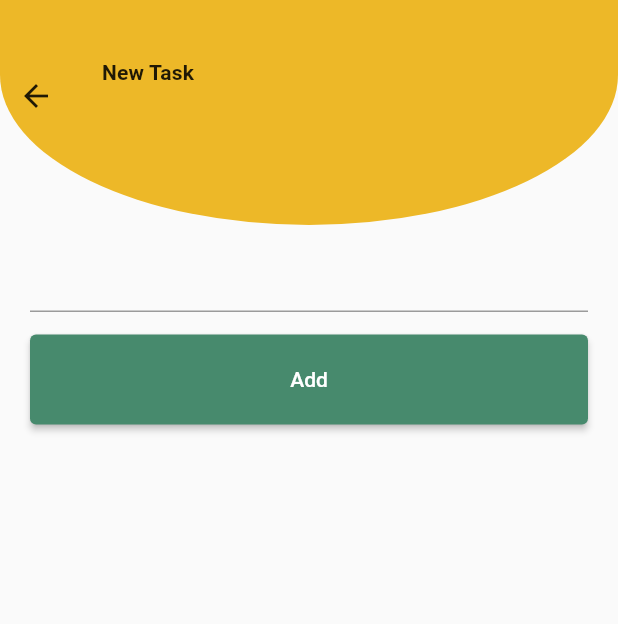
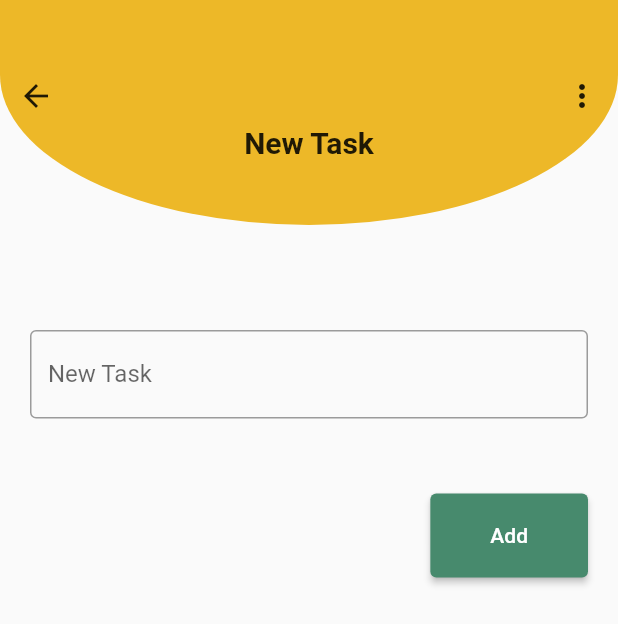
Before and after one commit to DevNweYi/task_app, a Flutter app: the TaskEntry screen opened directly, on a phone screen of 412 x 824 dp. Shown: the top 624 px of the screen. Run offline on Flutter 3.47's test engine with Material 2 defaults, Android fonts, the phone set to English and light mode, and no system bars; our stand-ins replace animated_splash_screen, bloc, floor, flutter_bloc, get_it, page_transition and 1 more; accounts and stored records are empty; generated files the repository leaves out were written again.

Commit message:
code implemented

```diff
--- a/lib/main.dart
+++ b/lib/main.dart
@@ -9,6 +9,7 @@ import 'package:task_app/utils/colors.dart';
 import 'package:get_it/get_it.dart';
 
 import 'get_started.dart';
+import 'package:task_app/task_entry.dart';
 
 void main() {
   GetIt.I.registerSingletonAsync<AppDatabase>(
@@ -33,7 +34,7 @@ class MyApp extends StatelessWidget {
             home: AnimatedSplashScreen(
               splash: 'assets/images/man.png',
               backgroundColor: primary,
-              nextScreen: const Home(),
+              nextScreen: const TaskEntry(),
               splashTransition: SplashTransition.scaleTransition,
               pageTransitionType: PageTransitionType.fade,
             )));
--- a/lib/task_entry.dart
+++ b/lib/task_entry.dart
@@ -9,22 +9,34 @@ class TaskEntry extends StatelessWidget {
     return Scaffold(
       body: Column(
         children: [
-          _topContainer(context,MediaQuery.of(context).size.width),
+          _topContainer(context, MediaQuery.of(context).size.width),
           Padding(
             padding:
-                const EdgeInsets.only(left: 20, right: 20, top: 10, bottom: 10),
+                const EdgeInsets.only(left: 20, right: 20, top: 70, bottom: 10),
             child: Column(
               children: [
-                TextField(),
+                TextField(
+                    decoration: InputDecoration(
+                        border: OutlineInputBorder(
+                            borderSide:
+                                BorderSide(color: Colors.green, width: 1)),
+                        hintText: 'Enter a new task',
+                        labelText: 'New Task')),
                 const SizedBox(
-                  height: 15,
+                  height: 50,
                 ),
-                ElevatedButton(
-                  onPressed: () {},
-                  style: ElevatedButton.styleFrom(
-                      backgroundColor: secondary,
-                      fixedSize: Size(MediaQuery.of(context).size.width, 60)),
-                  child: const Text("Add"),
+                Align(
+                  alignment: Alignment.centerRight,
+                  child: ElevatedButton(
+                    onPressed: () {},
+                    style: ElevatedButton.styleFrom(
+                        backgroundColor: secondary,
+                        padding: EdgeInsets.only(
+                            top: 20, left: 40, right: 40, bottom: 20)
+                        // fixedSize: Size(MediaQuery.of(context).size.width, 60)
+                        ),
+                    child: const Text("Add"),
+                  ),
                 ),
               ],
             ),
@@ -34,7 +46,7 @@ class TaskEntry extends StatelessWidget {
     );
   }
 
-  Widget _topContainer(BuildContext context,double screenWidth) {
+  Widget _topContainer(BuildContext context, double screenWidth) {
     return Container(
       height: 150,
       decoration: BoxDecoration(
@@ -47,13 +59,16 @@ class TaskEntry extends StatelessWidget {
           crossAxisAlignment: CrossAxisAlignment.start,
           children: [
             IconButton(onPressed: () {}, icon: const Icon(Icons.arrow_back)),
-            SizedBox(
-              width: 20,
+            Expanded(
+              child: Align(
+                child: Text("New Task",
+                    style: Theme.of(context).textTheme.titleLarge!.merge(
+                        const TextStyle(
+                            fontWeight: FontWeight.bold,
+                            color: Colors.black87))),
+              ),
             ),
-             Text("New Task",
-                style: Theme.of(context).textTheme.titleSmall!.merge(
-                    const TextStyle(
-                        fontWeight: FontWeight.bold, color: Colors.black87))),
+            IconButton(onPressed: () {}, icon: const Icon(Icons.more_vert)),
           ],
         ),
       ),
```
